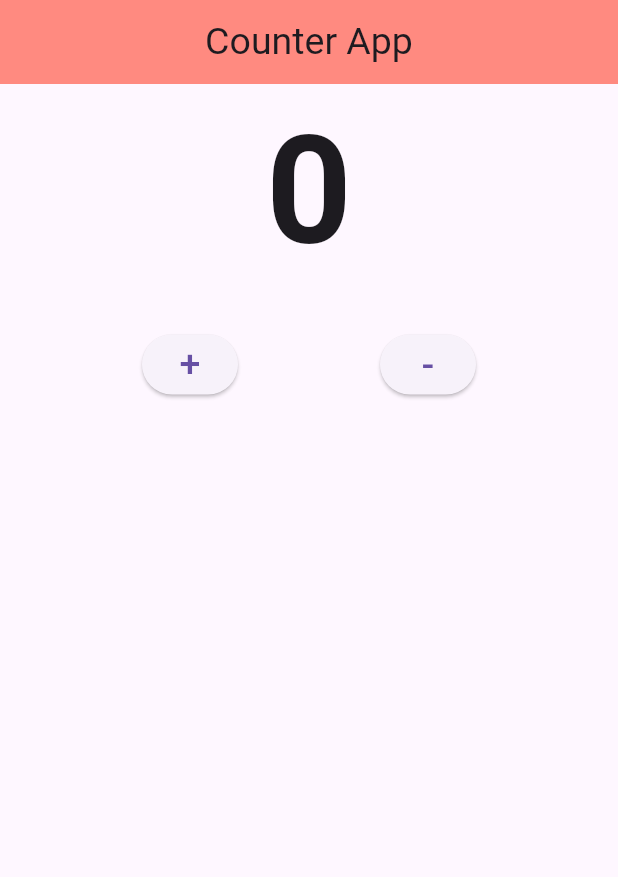
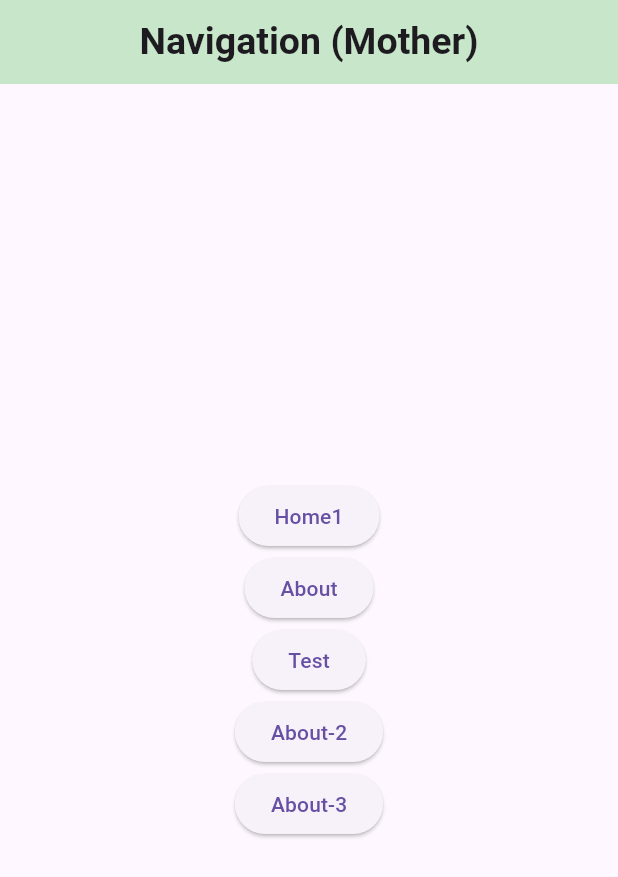
Before and after one commit to SUMANCR7/app-developer.portfolio, a Flutter app: the screen it shows after launch, on a phone screen of 412 x 824 dp. Shown: the top 877 px of the screen. Run offline on Flutter 3.47's test engine with Material 3 defaults, Android fonts, the light colour scheme and no system bars.

Commit message:
module_13_class_2

```diff
--- /dev/null
+++ b/lib/module_13/class_2.dart
@@ -0,0 +1,55 @@
+import 'package:flutter/material.dart';
+import 'package:flutter_166/module_13/pages/about.dart';
+import 'package:flutter_166/module_13/pages/home1.dart';
+
+class Module_13_Class_2 extends StatefulWidget {
+  const Module_13_Class_2({super.key});
+
+  @override
+  State<Module_13_Class_2> createState() => _Module_13_Class_2State();
+}
+
+class _Module_13_Class_2State extends State<Module_13_Class_2> {
+  @override
+  Widget build(BuildContext context) {
+    return Scaffold(
+      appBar: AppBar(
+        backgroundColor: Colors.green[100],
+        title: Text('Navigation (Mother)',style: TextStyle(fontSize: 25,fontWeight: FontWeight.bold),),
+      centerTitle: true,
+      ),
+
+      body: Center(
+        child: Column(
+          mainAxisAlignment: MainAxisAlignment.center,
+          children: [
+            ElevatedButton(onPressed: (){
+              Navigator.push(context, MaterialPageRoute(builder: (context)=> Home_1(name: 'abc product', price: 400, paint: Colors.orange.shade100, onTap: () {  },)));
+            }, child: Text('Home1')),
+
+
+
+            ElevatedButton(onPressed: (){
+              ScaffoldMessenger.of(context).showSnackBar(
+                SnackBar(content: Text('Saved successfully'))
+              );
+              Navigator.pushReplacement(context, MaterialPageRoute(builder: (context)=>About_Cls()));
+            }, child: Text('About')),
+
+            ElevatedButton(onPressed: (){}, child: Text('Test')),
+
+            ElevatedButton(onPressed: (){
+              Navigator.pushNamed(context, '/widgetLife');
+            }, child: Text('About-2')),
+
+            ElevatedButton(onPressed: (){
+              Navigator.pushReplacementNamed(context, '/mod-13cls-2');
+            }, child: Text('About-3'))
+
+          ],
+        ),
+      ),
+
+    );
+  }
+}
--- /dev/null
+++ b/lib/module_13/pages/about.dart
@@ -0,0 +1,20 @@
+import 'package:flutter/material.dart';
+
+class About_Cls extends StatefulWidget {
+  const About_Cls({super.key});
+
+  @override
+  State<About_Cls> createState() => _About_ClsState();
+}
+
+class _About_ClsState extends State<About_Cls> {
+  @override
+  Widget build(BuildContext context) {
+    return Scaffold(
+      appBar: AppBar(
+        backgroundColor: Colors.blue[100],
+        title: Text('About page(child)'),
+      ),
+    );
+  }
+}
--- a/lib/myApp.dart
+++ b/lib/myApp.dart
@@ -23,9 +23,12 @@ import 'package:flutter_166/module_11/custom_widget.dart';
 import 'package:flutter_166/module_12/class_1.dart';
 import 'package:flutter_166/module_12/class_2.dart';
 import 'package:flutter_166/module_12/class_3.dart';
+import 'package:flutter_166/module_13/pages/about.dart';
+import 'package:flutter_166/module_13/pages/home1.dart';
 import 'package:flutter_166/module_9/class-3.dart';
 
 import 'module_13/class_1.dart';
+import 'module_13/class_2.dart';
 //import 'package:flutter_166/module_9/class-3.da';
 
 class MyAPP extends StatelessWidget {
@@ -36,8 +39,22 @@ class MyAPP extends StatelessWidget {
     return MaterialApp(
 //debugShowCheckedModeBanner: false,
 
-  title: 'Flutter 16',
-  home: WidgetLifeCycle(),
+      title: 'Flutter 16',
+
+     //home: Module_13_Class_2(),
+
+      initialRoute: '/mod-13cls-2'   ,
+
+
+      routes: {
+        '/About' : (context) => About_Cls(),//class name
+        '/widgetLife' : (context) => WidgetLifeCycle(),//class name
+        '/mod-13cls-2' : (context) => Module_13_Class_2(),//class name
+
+      },
+
+
+
       //theme: ThemeData.dark(),
 
     );
```
Also changed, not shown: lib/module_13/pages/home1.dart (added, +44 -0 lines).
